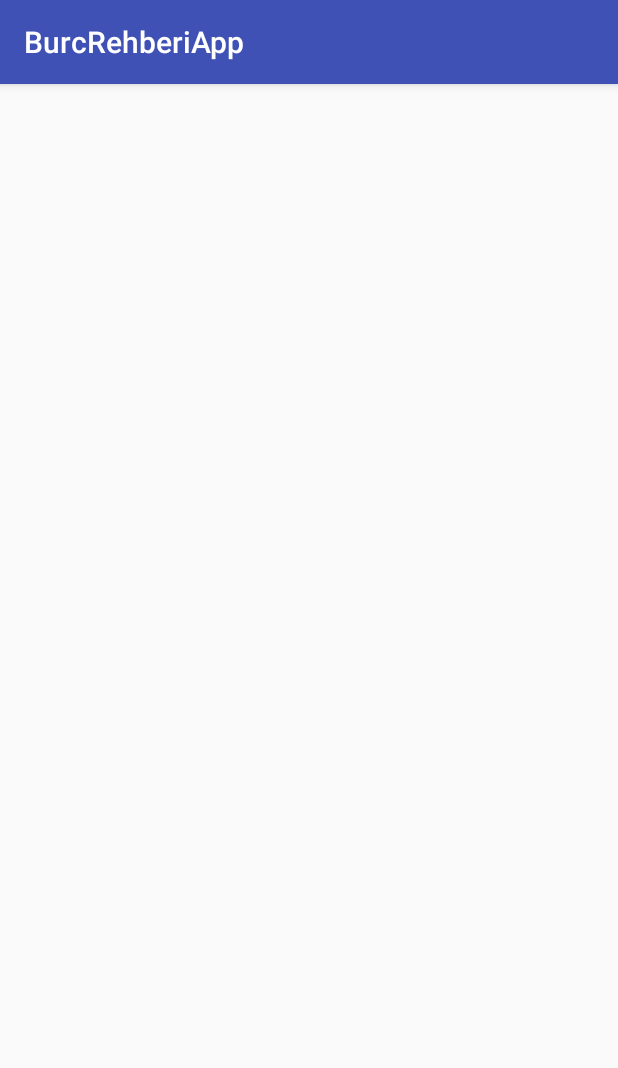
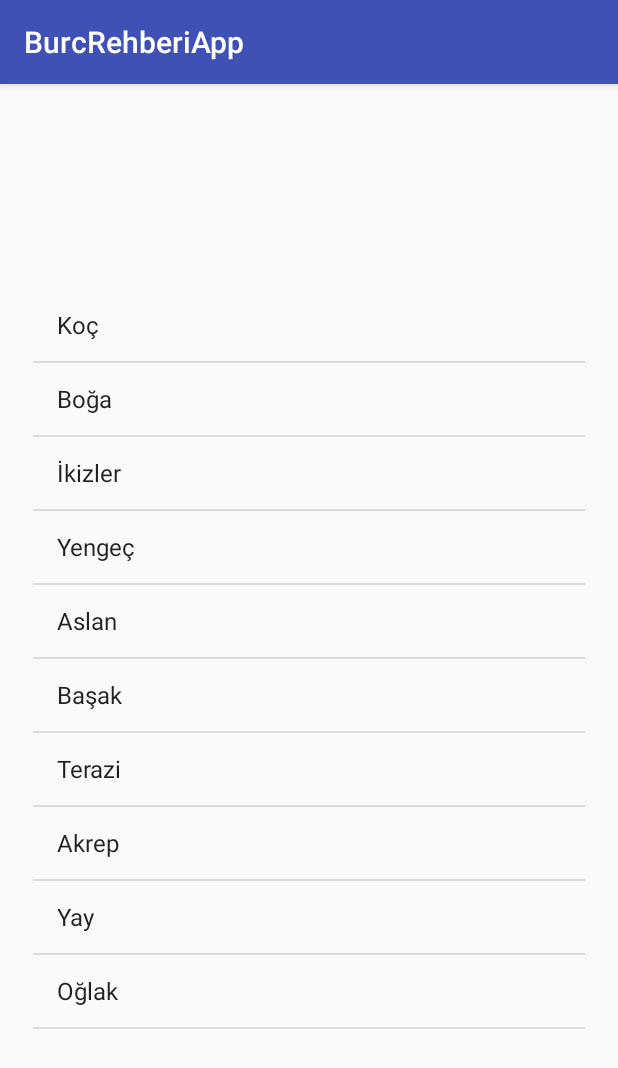
Before and after one commit to emrealtunbilek/burcrehberi, an Android app: the screen it shows after launch (MainActivity), on a phone screen of 412 x 824 dp. Shown: the top 1068 px of the screen. Run offline under Robolectric (Android 15) with nearby library versions, the phone set to English and light mode, and no system bars.

Commit message:
arrayadapter ve setonitemclicklistener anlatıldı ve uygulandı

```diff
--- a/app/src/main/java/com/emrealtunbilek/burcrehberiapp/MainActivity.kt
+++ b/app/src/main/java/com/emrealtunbilek/burcrehberiapp/MainActivity.kt
@@ -2,11 +2,44 @@ package com.emrealtunbilek.burcrehberiapp
 
 import android.support.v7.app.AppCompatActivity
 import android.os.Bundle
+import android.view.View
+import android.widget.AdapterView
+import android.widget.ArrayAdapter
+import android.widget.TextView
+import android.widget.Toast
+import kotlinx.android.synthetic.main.activity_main.*
 
 class MainActivity : AppCompatActivity() {
+
+    var burclar= arrayOf("Koç","Boğa","İkizler","Yengeç","Aslan","Başak","Terazi","Akrep","Yay","Oğlak","Kova","Balık")
 
     override fun onCreate(savedInstanceState: Bundle?) {
         super.onCreate(savedInstanceState)
         setContentView(R.layout.activity_main)
+
+       var burclarAdapter=ArrayAdapter<String>(this,android.R.layout.simple_list_item_1,burclar)
+
+        listBurclar.adapter=burclarAdapter
+
+        /*listBurclar.setOnItemClickListener(object : AdapterView.OnItemClickListener {
+            override fun onItemClick(parent: AdapterView<*>?, view: View?, position: Int, id: Long) {
+
+                var gecici=view as TextView
+
+                Toast.makeText(this@MainActivity, "Tıklanıldı : "+gecici.text.toString()+ " Pos:"+position,Toast.LENGTH_SHORT).show()
+
+            }
+
+        })*/
+
+        listBurclar.setOnItemClickListener { parent, view, position, id ->
+
+            var gecici=view as TextView
+
+            Toast.makeText(this@MainActivity, "Tıklanıldı : "+gecici.text.toString()+ " Pos:"+position,Toast.LENGTH_SHORT).show()
+
+        }
     }
+
+
 }
--- a/app/src/main/res/layout/activity_main.xml
+++ b/app/src/main/res/layout/activity_main.xml
@@ -6,4 +6,12 @@
     android:layout_height="match_parent"
     tools:context="com.emrealtunbilek.burcrehberiapp.MainActivity">
 
+    <ListView
+        android:id="@+id/listBurclar"
+        android:layout_width="368dp"
+        android:layout_height="495dp"
+        app:layout_constraintBottom_toBottomOf="parent"
+        app:layout_constraintEnd_toEndOf="parent"
+        app:layout_constraintStart_toStartOf="parent"
+        app:layout_constraintTop_toTopOf="parent" />
 </android.support.constraint.ConstraintLayout>
```
Also changed, not shown: app/src/main/res/values/arrays.xml (added, +10 -0 lines).
